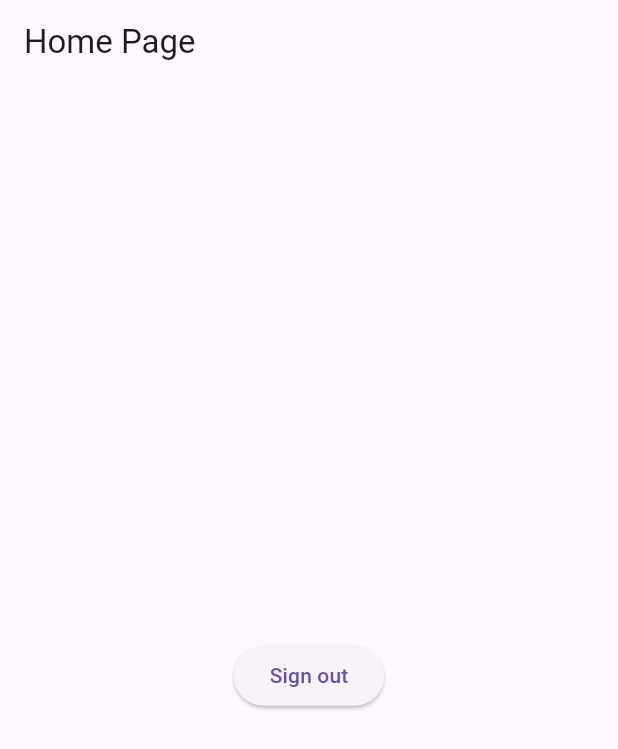
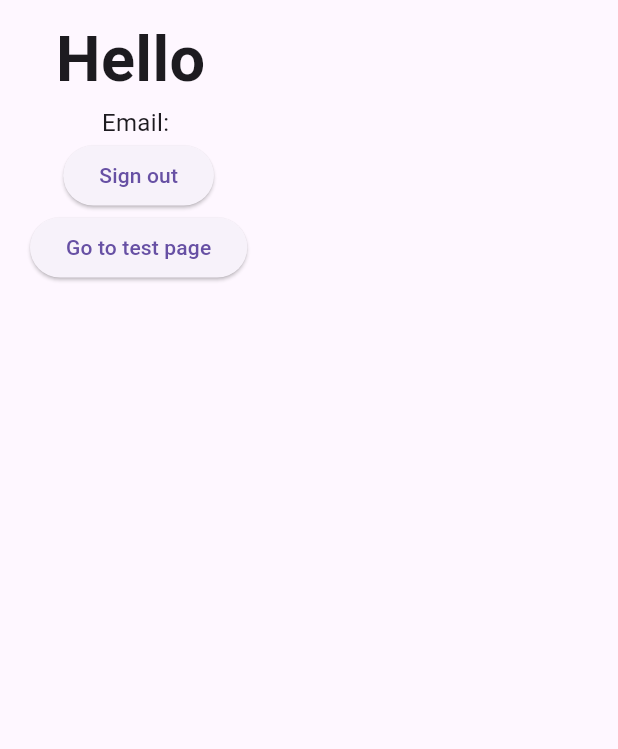
Before and after one commit to axis1410/google_sign_in_no_firebase, a Flutter app: the HomePage screen opened by its route, after a tap on "Sign out", on a phone screen of 412 x 824 dp. Shown: the top 749 px of the screen. Run offline on Flutter 3.47's test engine with Material 3 defaults, Android fonts, the phone set to English and light mode, and no system bars; our stand-ins replace flutter_riverpod, go_router, google_sign_in, shared_preferences; accounts and stored records are empty; network calls fail.

Commit message:
Added test method

```diff
--- a/lib/constantes.dart
+++ /dev/null
@@ -1,2 +0,0 @@
-// const String apiUrl = "http://172.20.10.4:8080";
-const String apiUrl = "http://172.20.10.3:8080";
--- /dev/null
+++ b/lib/constants.dart
@@ -0,0 +1,5 @@
+const String apiUrl = "http://172.20.10.4:8080";
+// const String apiUrl = "http://172.20.10.3:8080";
+
+
+// expired token: eyJhbGciOiJIUzI1NiJ9.eyJzdWIiOiJhZGl0eWFzaW5naDE0MTAyMDAxQGdtYWlsLmNvbSIsImlhdCI6MTcwODg2NTU3OCwiZXhwIjoxNzA4ODY5MTc4fQ.K3zaSoZSsTyQfQvNNlJYpwYemqwVgJKdZO9bnHi9k9A
--- a/lib/pages/home_page.dart
+++ b/lib/pages/home_page.dart
@@ -1,6 +1,12 @@
+import 'dart:convert';
+
 import 'package:flutter/material.dart';
 import 'package:flutter_riverpod/flutter_riverpod.dart';
+import 'package:go_router/go_router.dart';
+import 'package:google_sign_in_no_firebase/constants.dart';
+import 'package:google_sign_in_no_firebase/providers/user_provider.dart';
 import 'package:google_sign_in_no_firebase/services/auth_service.dart';
+import "package:http/http.dart" as http;
 
 class HomePage extends ConsumerStatefulWidget {
   final String accessToken;
@@ -15,27 +21,72 @@ class _HomePageState extends ConsumerState<HomePage> {
   @override
   void initState() {
     super.initState();
+
+    fetchMe(ref.read(userProvider).accessToken);
+  }
+
+  Future<void> fetchMe(String token) async {
+    const url = "$apiUrl/me";
+
+    var response = await http.get(
+      Uri.parse(url),
+      headers: {
+        "Content-Type": "application/json; charset=UTF-8",
+        "Authorization": "Bearer $token",
+      },
+    );
+
+    if (response.statusCode == 200) {
+      final userData = json.decode(response.body);
+      final userNotifier = ref.read(userProvider.notifier);
+      userNotifier.updateUserName(userData['user']["name"]);
+      userNotifier.updateUserEmail(userData['user']["email"]);
+    } else {
+      print("Error");
+      print(response.statusCode);
+    }
   }
 
   @override
   Widget build(BuildContext context) {
+    final token = ref.read(userProvider).accessToken;
+    final userName = ref.read(userProvider).name;
+    final email = ref.read(userProvider).email;
+
     return Scaffold(
-      appBar: AppBar(
-        title: const Text("Home Page"),
+      // appBar: AppBar(
+      //   title: const Text("Home"),
+      // ),
+      body: SafeArea(
+        child: Container(
+          margin: const EdgeInsets.symmetric(horizontal: 20, vertical: 10),
+          child: Column(
+            mainAxisAlignment: MainAxisAlignment.start,
+            children: [
+              // Text(widget.accessToken),
+              Text(
+                "Hello $userName",
+                style: const TextStyle(
+                  fontSize: 42,
+                  fontWeight: FontWeight.bold,
                 ),
-      body: Center(
-        child: Column(
-          mainAxisAlignment: MainAxisAlignment.center,
-          children: [
-            Text(widget.accessToken),
+              ),
+              Text("Email: $email", style: const TextStyle(fontSize: 16)),
               ElevatedButton(
                 child: const Text("Sign out"),
                 onPressed: () {
-                AuthService.signOut(context, ref, widget.accessToken);
+                  AuthService.signOut(context, ref, token);
                 },
               ),
+              ElevatedButton(
+                onPressed: () {
+                  context.go("/test");
+                },
+                child: const Text("Go to test page"),
+              )
               // Text(accessToken),
             ],
+          ),
         ),
       ),
     );
--- a/lib/router/router.dart
+++ b/lib/router/router.dart
@@ -2,9 +2,10 @@ import 'package:go_router/go_router.dart';
 import 'package:google_sign_in_no_firebase/pages/home_page.dart';
 import 'package:google_sign_in_no_firebase/pages/landing_page.dart';
 import 'package:google_sign_in_no_firebase/pages/login_page.dart';
+import 'package:google_sign_in_no_firebase/pages/test_page.dart';
 
 final router = GoRouter(
-  initialLocation: "/landing",
+  initialLocation: "/login",
   routes: [
     GoRoute(
       path: "/login",
@@ -22,5 +23,9 @@ final router = GoRouter(
       path: "/landing",
       builder: (context, state) => const LandingPage(),
     ),
+    GoRoute(
+      path: "/test",
+      builder: (context, state) => const TestPage(),
+    )
   ],
 );
--- a/lib/services/auth_service.dart
+++ b/lib/services/auth_service.dart
@@ -6,7 +6,7 @@ import 'dart:convert';
 import 'package:flutter/widgets.dart';
 import 'package:flutter_riverpod/flutter_riverpod.dart';
 import 'package:go_router/go_router.dart';
-import 'package:google_sign_in_no_firebase/constantes.dart';
+import 'package:google_sign_in_no_firebase/constants.dart';
 import 'package:google_sign_in_no_firebase/providers/user_provider.dart';
 import 'package:http/http.dart' as http;
 
@@ -47,17 +47,16 @@ class AuthService {
       userNotifier.updateUserAccessToken(userData["access_token"]);
       userNotifier.updateUserRefreshToken(userData["refresh_token"]);
 
+      print(ref.read(userProvider).accessToken);
+      print(ref.read(userProvider).email);
+      print(ref.read(userProvider).name);
+
       SharedPreferences prefs = await SharedPreferences.getInstance();
 
       await prefs.setString(access_token, userData["access_token"]);
-      print("access token: ${userData["access_token"]}");
-      print("Added token to prefs");
-      print(prefs.getString(access_token));
       await prefs.setBool(_isLoggedInKey, true);
 
-      await prefs.setString("user_name", userData['user']["name"]);
-
-      context.go("/home");
+      context.go("/landing");
     } else {
       print("Failed to login");
       print(response.statusCode);
@@ -78,11 +77,7 @@ class AuthService {
         "Content-Type": "application/json; charset=UTF-8",
         "Authorization": "Bearer $accessToken"
       },
-      // TODO: Change logout functionality to use the accesstoken and not the body
-      body: jsonEncode(<String, String>{
-        'name': ref.watch(userProvider).name.toString(),
-        'email': ref.watch(userProvider).email.toString(),
-      }),
+      body: jsonEncode({}),
     );
 
     if (response.statusCode == 200) {
@@ -97,7 +92,7 @@ class AuthService {
 
       SharedPreferences prefs = await SharedPreferences.getInstance();
 
-      await prefs.remove("access_token");
+      await prefs.remove(accessToken);
       await prefs.setBool(_isLoggedInKey, false);
       await prefs.remove("user_name");
 
@@ -121,11 +116,6 @@ class AuthService {
     String refreshToken,
   ) async {
     const url = "$apiUrl/token";
-
-    Map<String, String> tokens = {
-      "accessToken": accessToken.toString(),
-      "refreshToken": refreshToken.toString()
-    };
 
     var response = await http.post(
       Uri.parse(url),
```
Also changed, not shown: lib/pages/landing_page.dart (+7 -8 lines), lib/pages/login_page.dart (+28 -2 lines), lib/pages/test_page.dart (added, +87 -0 lines). Lines whose indentation alone changed are shown as unchanged.
